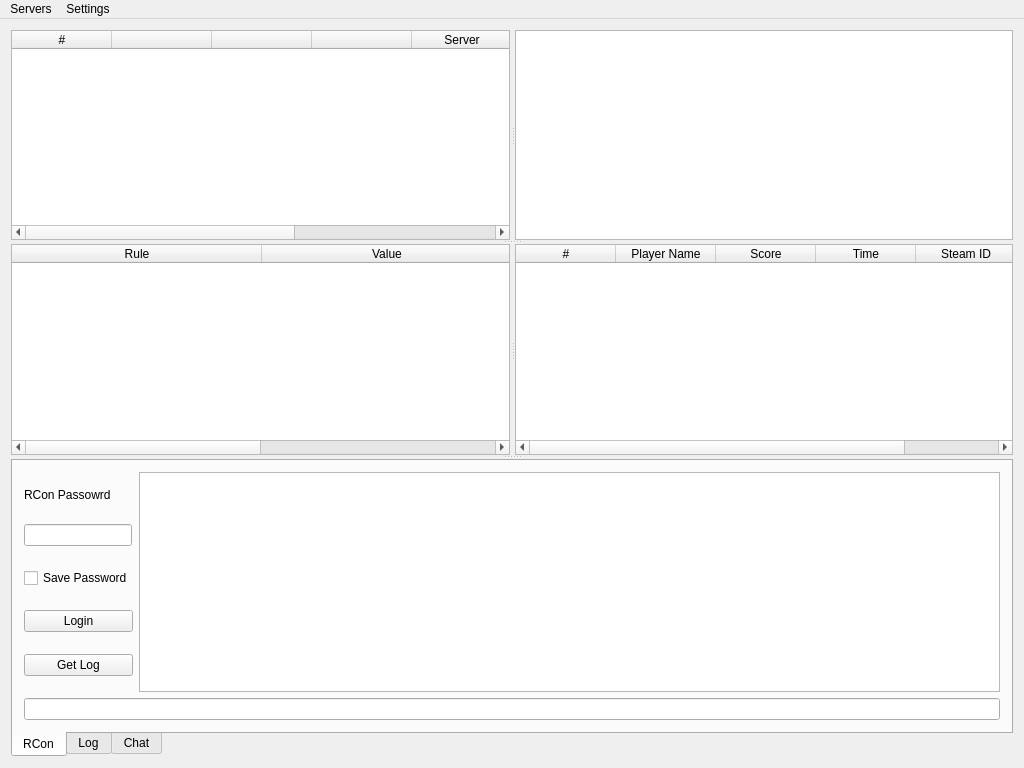
Old version of the form mainwindow.ui in the repository Drifter321/admintool.
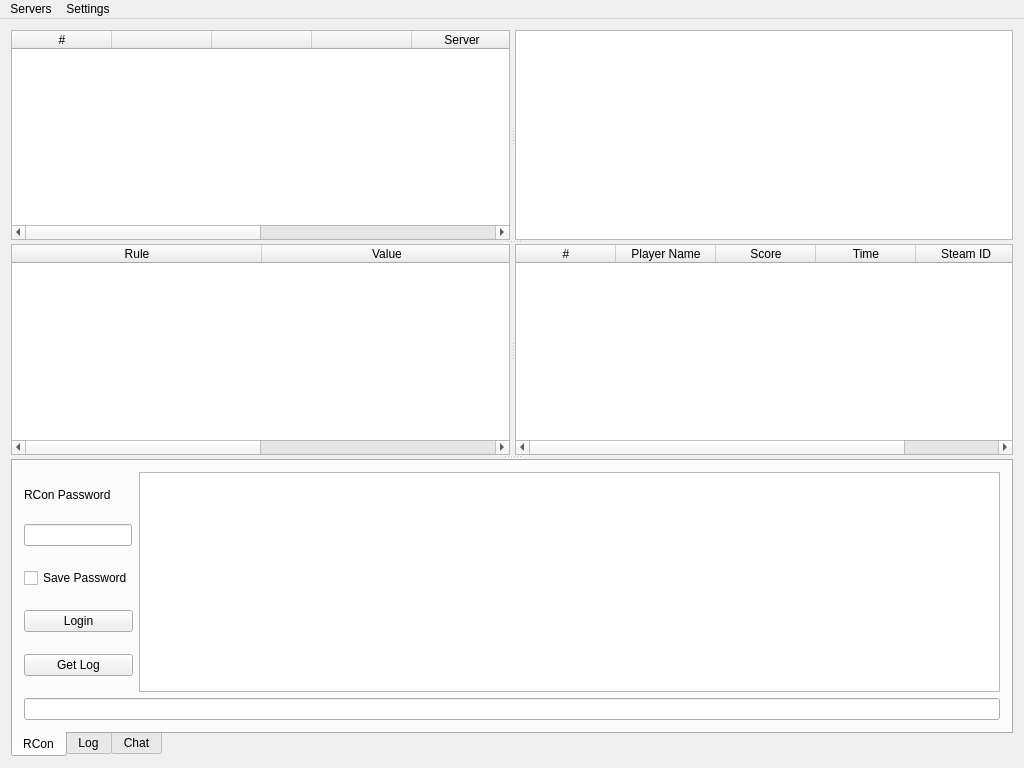
New version of the form.

Commit message: Add ping column to server table. Fix possible memory leak.

```diff
--- a/mainwindow.ui
+++ b/mainwindow.ui
@@ -107,7 +107,7 @@
          <bool>false</bool>
         </property>
         <property name="columnCount">
-         <number>7</number>
+         <number>8</number>
         </property>
         <attribute name="horizontalHeaderHighlightSections">
          <bool>false</bool>
@@ -162,6 +162,11 @@
           <string>Players</string>
          </property>
         </column>
+        <column>
+         <property name="text">
+          <string>Ping</string>
+         </property>
+        </column>
        </widget>
        <widget class="QTableWidget" name="infoTable">
         <property name="enabled">
@@ -409,7 +414,7 @@
                   </size>
                  </property>
                  <property name="text">
-                  <string>RCon Passowrd</string>
+                  <string>RCon Password</string>
                  </property>
                 </widget>
                </item>
```
The commit also changes 6 other files.
